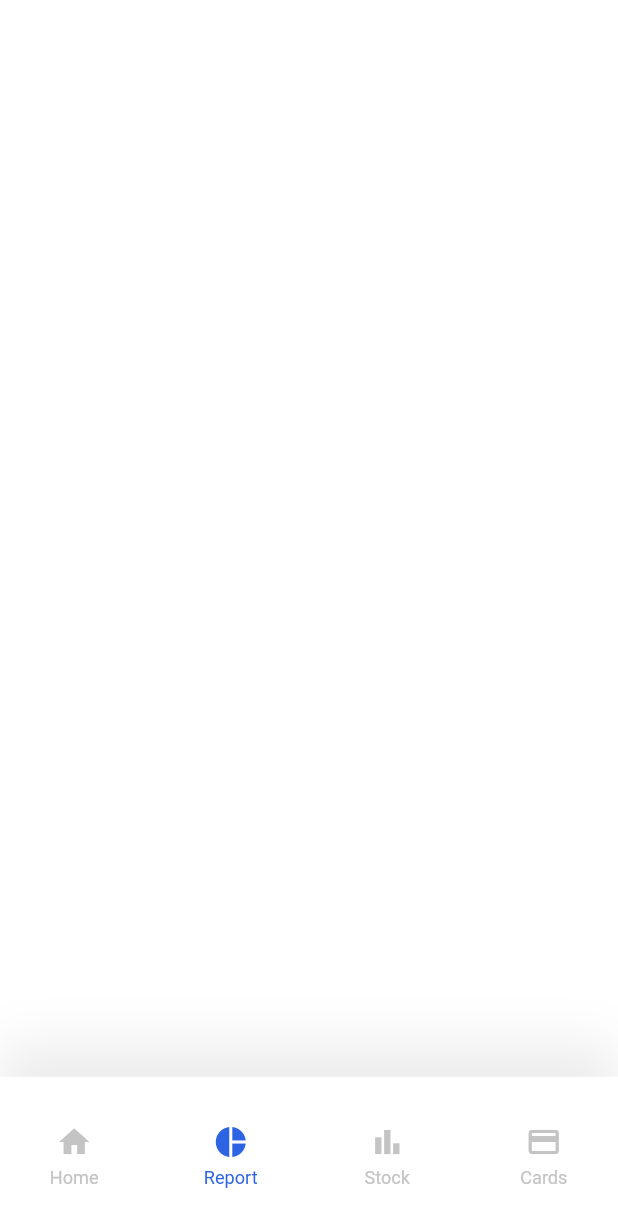
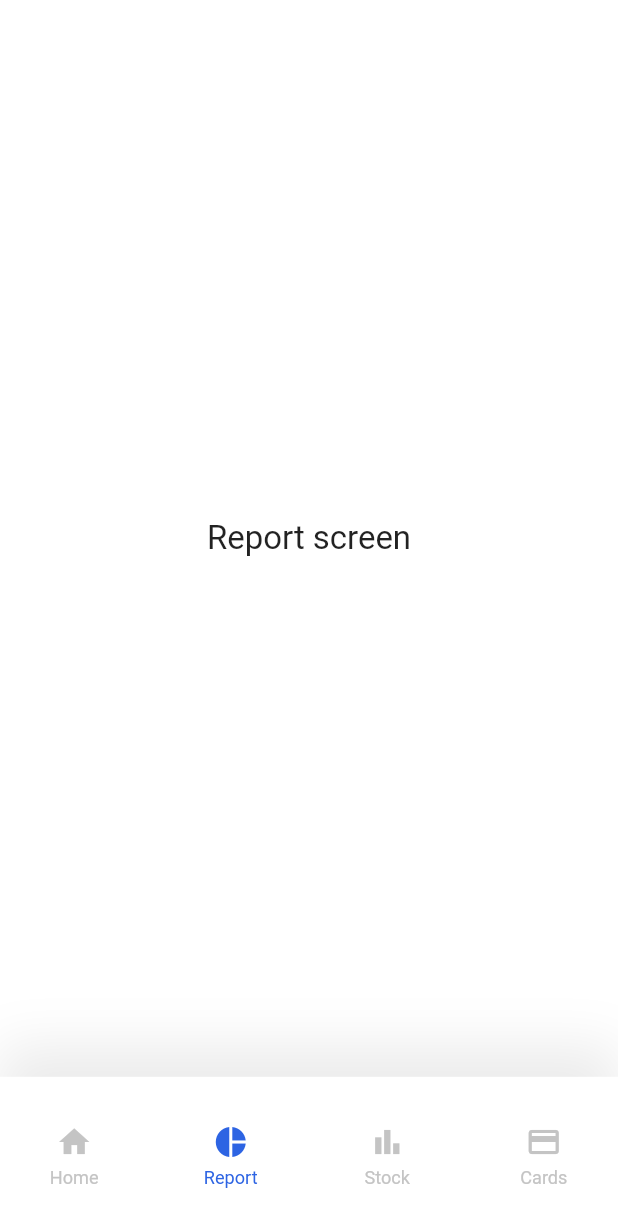
Before and after one commit to Donkelv/cribstock_test, a Flutter app: the screen it shows after launch, swiped to page 2, on a phone screen of 412 x 824 dp. Shown: the top 1227 px of the screen. Run offline on Flutter 3.47's test engine with Material 2 defaults, Android fonts, the phone set to English and light mode, and no system bars; our stand-ins replace flutter_screenutil.

Commit message:
feat: card and report screen thingy

```diff
--- a/lib/presentation/screen/report_screen.dart
+++ b/lib/presentation/screen/report_screen.dart
@@ -1,4 +1,6 @@
+import 'package:cribstock_test/data/constants/color_const.dart';
 import 'package:flutter/material.dart';
+import 'package:flutter_screenutil/flutter_screenutil.dart';
 
 
 class ReporScreen extends StatelessWidget {
@@ -6,6 +8,14 @@ class ReporScreen extends StatelessWidget {
 
   @override
   Widget build(BuildContext context) {
-    return Container();
+    Size size = MediaQuery.of(context).size;
+    return Container(
+      width: size.width,
+      height: size.height,
+      color: whiteColor,
+      child: Center(
+        child: Text("Report screen", textAlign: TextAlign.center, style: TextStyle(fontSize: 20.0.sp),),
+      ),
+    );
   }
 }
```
Also changed, not shown: lib/presentation/screen/card_screen.dart (+15 -1 lines), 1 other file.
